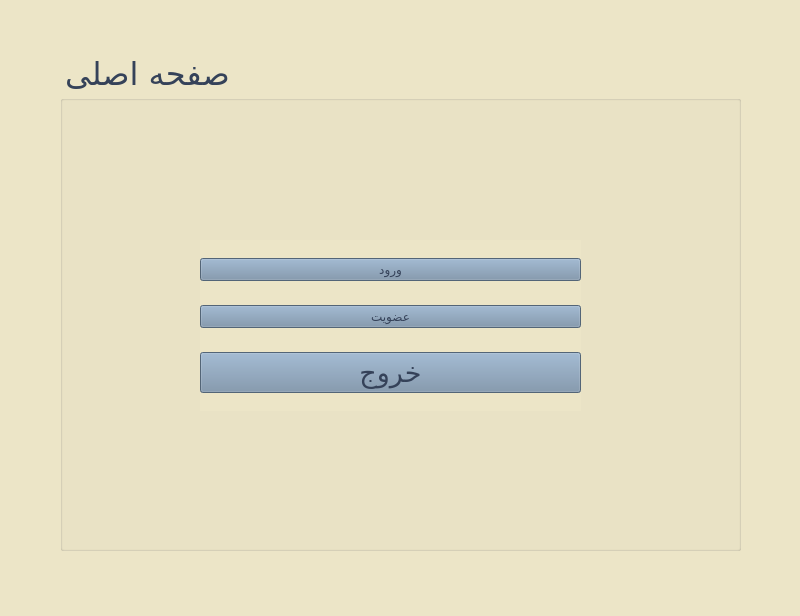
The window that Project_Ap/loginpage.ui (AP-projects-4001/metagoofill) describes before a commit, drawn with Qt 5.
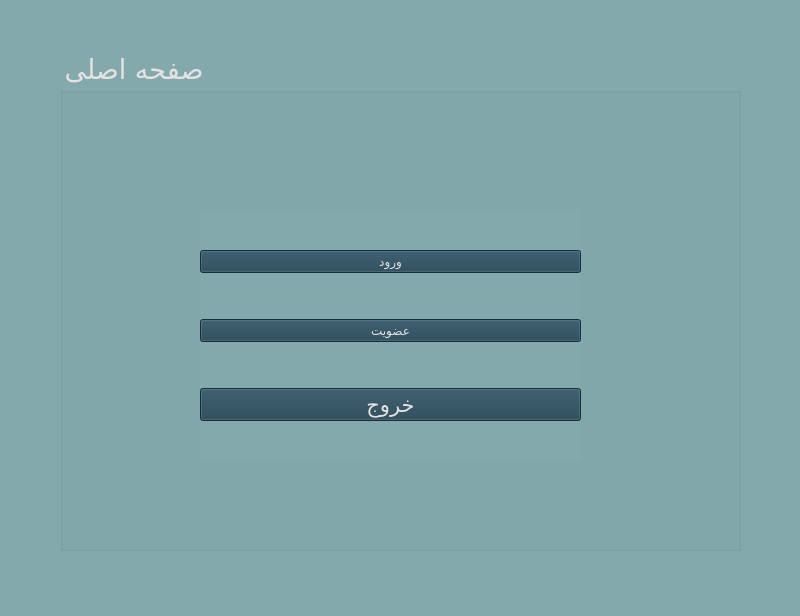
The same window after the commit.

Commit message: changing colors and Completing the program ui

Diff of the .ui file:
```diff
--- a/Project_Ap/loginpage.ui
+++ b/Project_Ap/loginpage.ui
@@ -14,7 +14,7 @@
    <string>LoginPage</string>
   </property>
   <property name="styleSheet">
-   <string notr="true">background-color: rgb(236, 229, 199);</string>
+   <string notr="true">background-color: rgb(132, 169, 172);</string>
   </property>
   <widget class="QWidget" name="centralwidget">
    <widget class="QGroupBox" name="groupBox">
@@ -29,14 +29,14 @@
     <property name="font">
      <font>
       <family>Lalezar</family>
-      <pointsize>24</pointsize>
+      <pointsize>20</pointsize>
       <italic>false</italic>
       <bold>false</bold>
      </font>
     </property>
     <property name="styleSheet">
-     <string notr="true">font: 24pt &quot;Lalezar&quot;;
-color: rgb(53, 66, 89);</string>
+     <string notr="true">color: rgb(228, 227, 227);
+font: 20pt &quot;Lalezar&quot;;</string>
     </property>
     <property name="title">
      <string>صفحه اصلی</string>
@@ -45,18 +45,18 @@
      <property name="geometry">
       <rect>
        <x>140</x>
-       <y>190</y>
+       <y>160</y>
        <width>381</width>
-       <height>171</height>
+       <height>251</height>
       </rect>
      </property>
      <layout class="QVBoxLayout" name="verticalLayout">
       <item>
        <widget class="QPushButton" name="pushButton_8">
         <property name="styleSheet">
-         <string notr="true">background-color: rgb(116, 141, 166);
-color: rgb(53, 66, 89);
-font: 20pt &quot;Lalezar&quot;;</string>
+         <string notr="true">background-color: rgb(32, 64, 81);
+color: rgb(228, 227, 227);
+font: 16pt &quot;Lalezar&quot;;</string>
         </property>
         <property name="text">
          <string>ورود</string>
@@ -66,9 +66,9 @@
       <item>
        <widget class="QPushButton" name="pushButton_9">
         <property name="styleSheet">
-         <string notr="true">background-color: rgb(116, 141, 166);
-color: rgb(53, 66, 89);
-font: 20pt &quot;Lalezar&quot;;</string>
+         <string notr="true">background-color: rgb(32, 64, 81);
+color: rgb(228, 227, 227);
+font: 16pt &quot;Lalezar&quot;;</string>
         </property>
         <property name="text">
          <string>عضویت</string>
@@ -80,15 +80,15 @@
         <property name="font">
          <font>
           <family>Lalezar</family>
-          <pointsize>20</pointsize>
+          <pointsize>16</pointsize>
           <italic>false</italic>
           <bold>false</bold>
          </font>
         </property>
         <property name="styleSheet">
-         <string notr="true">color: rgb(53, 66, 89);
-background-color: rgb(116, 141, 166);
-font: 20pt &quot;Lalezar&quot;;</string>
+         <string notr="true">background-color: rgb(32, 64, 81);
+color: rgb(228, 227, 227);
+font: 16pt &quot;Lalezar&quot;;</string>
         </property>
         <property name="text">
          <string>خروج</string>
```
The commit also changes 37 other files.
